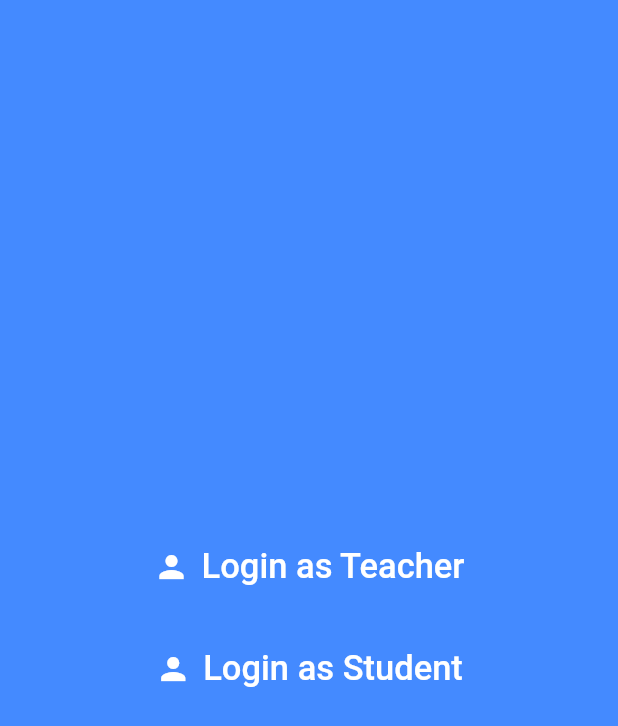
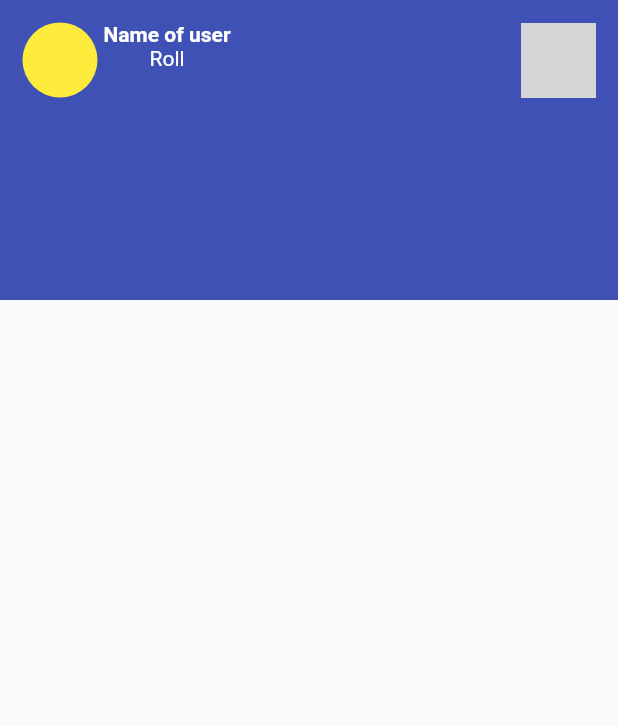
Before and after one commit to Ankush1816/iemcrp_app2, a Flutter app: the screen it shows after launch, on a phone screen of 412 x 824 dp. Shown: the top 726 px of the screen. Run offline on Flutter 3.47's test engine with Material 2 defaults, Android fonts, the phone set to English and light mode, and no system bars; our stand-ins replace flutter_svg; network calls fail; grey boxes are pictures that could not be loaded.

Commit message:
students_home 1

```diff
--- a/lib/pages/Student/student_home.dart
+++ b/lib/pages/Student/student_home.dart
@@ -0,0 +1,86 @@
+import 'package:flutter/material.dart';
+import 'package:flutter_svg/flutter_svg.dart';
+
+class Student_home extends StatefulWidget {
+  const Student_home({Key? key}) : super(key: key);
+
+  @override
+  State<Student_home> createState() => _Student_homeState();
+}
+
+class _Student_homeState extends State<Student_home> {
+  @override
+  Widget build(BuildContext context) {
+    var size = MediaQuery.of(context).size;
+    return Scaffold(
+      body: Stack(
+        children: <Widget>[
+          SizedBox(
+              child: ListView(children: <Widget>[
+            Container(
+              height: 200,
+              width: 500,
+              color: Colors.indigo,
+              child: Row(
+                crossAxisAlignment: CrossAxisAlignment.start,
+                mainAxisAlignment: MainAxisAlignment.spaceBetween,
+                children: [
+                  Container(
+                    // height: 94,
+                    child: Padding(
+                      padding: EdgeInsets.only(left: 15.0, top: 15),
+                      child: Row(
+                        crossAxisAlignment: CrossAxisAlignment.start,
+                        mainAxisAlignment: MainAxisAlignment.center,
+                        children: [
+                          const Padding(
+                            padding: EdgeInsets.only(right: 4),
+                            child: CircleAvatar(maxRadius: 25,
+                              backgroundColor: Colors.yellow,
+                            ),
+                          ),
+                          Column(
+                           // mainAxisAlignment: MainAxisAlignment.start,
+                           // crossAxisAlignment: CrossAxisAlignment.start,
+                            children: [
+                              (Column(
+                                children: const [
+                                  Text(
+                                    'Name of user',
+                                    style: TextStyle(
+                                        fontWeight: FontWeight.bold,
+                                        color: Colors.white),
+                                  ),
+                                  Text(
+                                    'Roll',
+                                    style: TextStyle(color: Colors.white),
+                                  )
+                                ],
+                              )),
+                            ],
+                          ),
+                        ],
+                      ),
+                    ),
+                  ),
+                  Padding(
+                    padding: EdgeInsets.all(15),
+                    child: Container(
+                        child: Image.network(
+                      'https://i1.wp.com/iemgroup.s3.amazonaws.com/uploads/2017/12/IEM_New_Logo.jpg?fit=1458%2C1190&ssl=1',
+                      width: 50,
+                      height: 50,
+                    )),
+                  ),
+                ],
+              ),
+            )
+          ])),
+          Column(
+            children: <Widget>[],
+          )
+        ],
+      ),
+    );
+  }
+}
--- a/pubspec.yaml
+++ b/pubspec.yaml
@@ -34,6 +34,7 @@ dependencies:
   # The following adds the Cupertino Icons font to your application.
   # Use with the CupertinoIcons class for iOS style icons.
   cupertino_icons: ^1.0.2
+  flutter_svg: ^1.1.4
 
 dev_dependencies:
   flutter_test:
@@ -56,6 +57,8 @@ flutter:
   # included with your application, so that you can use the icons in
   # the material Icons class.
   uses-material-design: true
+  assets:
+    - lib/assets/img.png
 
   # To add assets to your application, add an assets section, like this:
   # assets:
```
Also changed, not shown: lib/main.dart (+102 -9 lines), lib/pages/students/students_home.dart (deleted), pubspec.lock.
